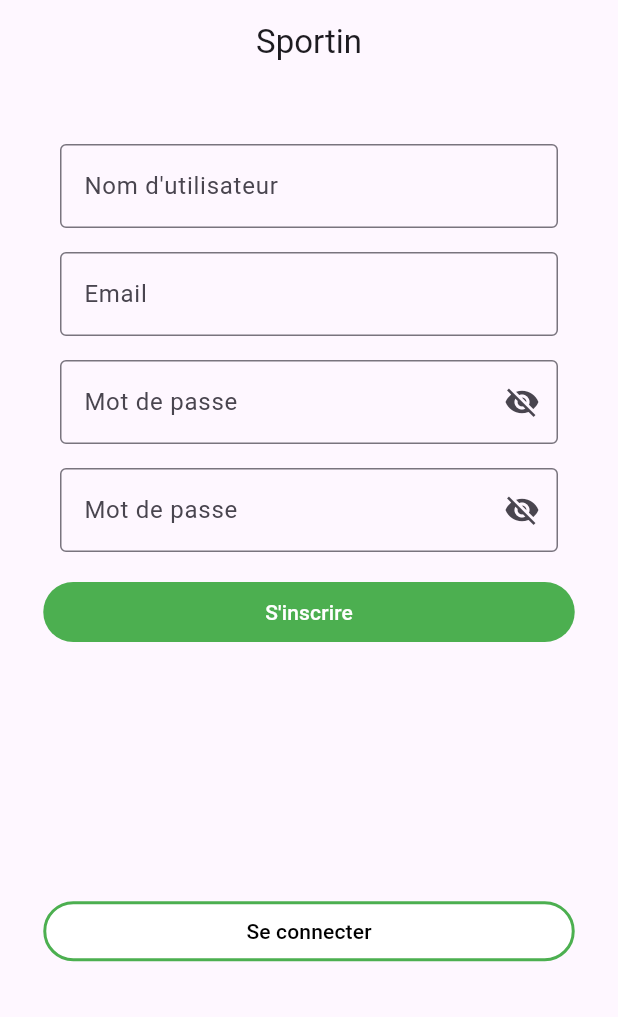
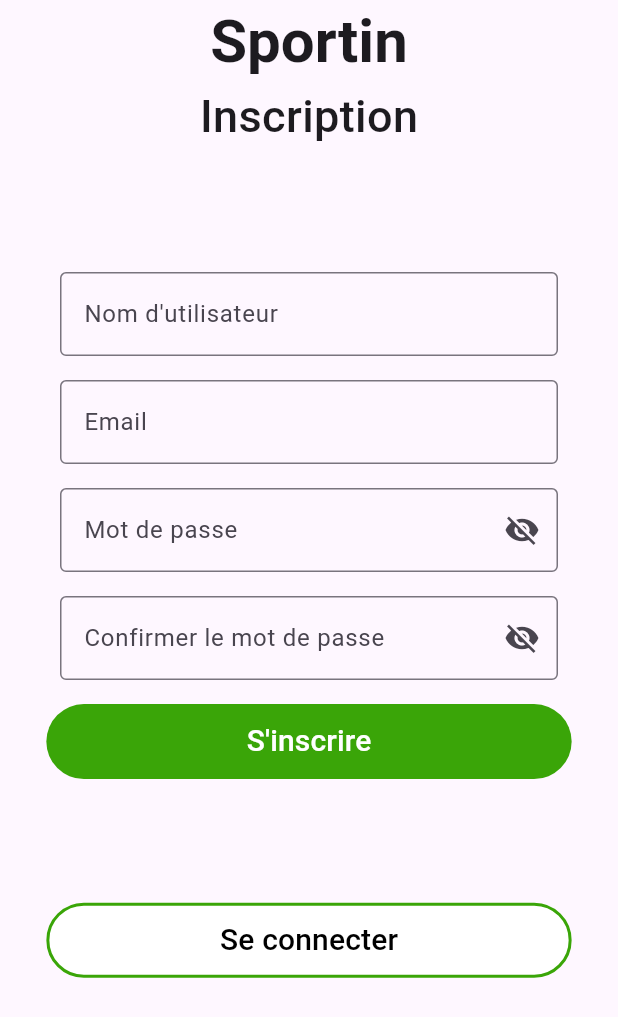
Before and after one commit to remybms/sportin-app, a Flutter app: the Signin screen opened directly, on a phone screen of 412 x 824 dp. Shown: the top 1017 px of the screen. Run offline on Flutter 3.47's test engine with Material 3 defaults, Android fonts, the phone set to English and light mode, and no system bars.

Commit message:
:art: | edit front to make it look more like wireframes

```diff
--- a/lib/signin/signin_page.dart
+++ b/lib/signin/signin_page.dart
@@ -5,30 +5,40 @@ class Signin extends StatelessWidget {
   Widget build(BuildContext context) {
     return Scaffold(
         appBar: AppBar(
-          title: Text("Sportin"),
+          title: Text("Sportin",
+                style: TextStyle(
+                    fontSize: 40,
+                    fontWeight: FontWeight.bold,
+                  )),
           centerTitle: true,
           automaticallyImplyLeading: false,
         ),
         body: SingleChildScrollView(
             child: Column(
-          spacing: MediaQuery.of(context).size.height * 0.2,
+          spacing: MediaQuery.of(context).size.height * 0.1,
           children: [
+            Text("Inscription",
+                style: TextStyle(
+                    fontSize: 30,
+                    fontWeight: FontWeight.w500,
+                  )
+                ),
             SigninForm(),
             ElevatedButton(
               style: ElevatedButton.styleFrom(
                   minimumSize:
-                      Size(MediaQuery.of(context).size.width * 0.86, 40),
+                      Size(MediaQuery.of(context).size.width * 0.85, 50),
                   foregroundColor: Colors.black,
                   backgroundColor: Colors.white,
                   shadowColor: Colors.transparent,
-                  overlayColor: Colors.green,
+                  overlayColor: Color.fromARGB(255, 58, 165, 8),
                   shape: RoundedRectangleBorder(
-                      borderRadius: BorderRadius.circular(20),
-                      side: BorderSide(width: 2, color: Colors.green))),
+                      borderRadius: BorderRadius.circular(30),
+                      side: BorderSide(width: 2, color: Color.fromARGB(255, 58, 165, 8)))),
               onPressed: () {
                 Navigator.pushReplacementNamed(context, '/login');
               },
-              child: Text('Se connecter'),
+              child: Text('Se connecter', style: TextStyle(fontSize: 20)),
             ),
           ],
         )));
@@ -55,9 +65,9 @@ class _SigninFormState extends State<SigninForm> {
         child: Column(
           children: [
             Padding(
-              padding: EdgeInsets.fromLTRB(40, 40, 40, 0),
+              padding: EdgeInsets.fromLTRB(40, 0, 40, 0),
               child: TextFormField(
-                cursorColor: Colors.green,
+                cursorColor: Color.fromARGB(255, 58, 165, 8),
                 validator: (formUsername) {
                   if (formUsername == null || formUsername == "") {
                     return 'Please enter an username';
@@ -67,10 +77,10 @@ class _SigninFormState extends State<SigninForm> {
                 },
                 decoration: InputDecoration(
                   focusedBorder: OutlineInputBorder(
-                      borderSide: BorderSide(color: Colors.green)),
+                      borderSide: BorderSide(color: Color.fromARGB(255, 58, 165, 8))),
                   border: OutlineInputBorder(
                       borderSide: BorderSide(color: Colors.black)),
-                  floatingLabelStyle: TextStyle(color: Colors.green),
+                  floatingLabelStyle: TextStyle(color: Color.fromARGB(255, 58, 165, 8)),
                   labelText: "Nom d'utilisateur",
                 ),
               ),
@@ -78,7 +88,7 @@ class _SigninFormState extends State<SigninForm> {
             Padding(
               padding: EdgeInsets.symmetric(horizontal: 40, vertical: 16),
               child: TextFormField(
-                cursorColor: Colors.green,
+                cursorColor: Color.fromARGB(255, 58, 165, 8),
                 validator: (formEmail) {
                   if (formEmail == null || formEmail == "") {
                     return 'Please enter a valid email';
@@ -88,10 +98,10 @@ class _SigninFormState extends State<SigninForm> {
                 },
                 decoration: InputDecoration(
                   focusedBorder: OutlineInputBorder(
-                      borderSide: BorderSide(color: Colors.green)),
+                      borderSide: BorderSide(color: Color.fromARGB(255, 58, 165, 8))),
                   border: OutlineInputBorder(
                       borderSide: BorderSide(color: Colors.black)),
-                  floatingLabelStyle: TextStyle(color: Colors.green),
+                  floatingLabelStyle: TextStyle(color: Color.fromARGB(255, 58, 165, 8)),
                   labelText: "Email",
                 ),
               ),
@@ -99,7 +109,7 @@ class _SigninFormState extends State<SigninForm> {
             Padding(
               padding: EdgeInsets.symmetric(horizontal: 40),
               child: TextFormField(
-                cursorColor: Colors.green,
+                cursorColor: Color.fromARGB(255, 58, 165, 8),
                 obscureText: _passwordVisible,
                 validator: (formPassword) {
                   if (formPassword == null || formPassword == "") {
@@ -110,10 +120,10 @@ class _SigninFormState extends State<SigninForm> {
                 },
                 decoration: InputDecoration(
                   focusedBorder: OutlineInputBorder(
-                      borderSide: BorderSide(color: Colors.green)),
+                      borderSide: BorderSide(color: Color.fromARGB(255, 58, 165, 8))),
                   border: OutlineInputBorder(
                       borderSide: BorderSide(color: Colors.black)),
-                  floatingLabelStyle: TextStyle(color: Colors.green),
+                  floatingLabelStyle: TextStyle(color: Color.fromARGB(255, 58, 165, 8)),
                   labelText: "Mot de passe",
                   suffixIcon: IconButton(
                     icon: Icon(
@@ -133,7 +143,7 @@ class _SigninFormState extends State<SigninForm> {
             Padding(
               padding: EdgeInsets.symmetric(horizontal: 40, vertical: 16),
               child: TextFormField(
-                cursorColor: Colors.green,
+                cursorColor: Color.fromARGB(255, 58, 165, 8),
                 obscureText: _passwordVisible,
                 validator: (formConfirmPassword) {
                   if (formConfirmPassword == null ||
@@ -146,11 +156,11 @@ class _SigninFormState extends State<SigninForm> {
                 },
                 decoration: InputDecoration(
                   focusedBorder: OutlineInputBorder(
-                      borderSide: BorderSide(color: Colors.green)),
+                      borderSide: BorderSide(color: Color.fromARGB(255, 58, 165, 8))),
                   border: OutlineInputBorder(
                       borderSide: BorderSide(color: Colors.black)),
-                  floatingLabelStyle: TextStyle(color: Colors.green),
-                  labelText: "Mot de passe",
+                  floatingLabelStyle: TextStyle(color: Color.fromARGB(255, 58, 165, 8)),
+                  labelText: "Confirmer le mot de passe",
                   suffixIcon: IconButton(
                     icon: Icon(
                       _passwordVisible
@@ -169,18 +179,18 @@ class _SigninFormState extends State<SigninForm> {
             ElevatedButton(
               style: ElevatedButton.styleFrom(
                   minimumSize:
-                      Size(MediaQuery.of(context).size.width * 0.86, 40),
+                      Size(MediaQuery.of(context).size.width * 0.85, 50),
                   foregroundColor: Colors.white,
-                  backgroundColor: Colors.green,
+                  backgroundColor: Color.fromARGB(255, 58, 165, 8),
                   shadowColor: Colors.transparent,
                   shape: RoundedRectangleBorder(
-                      borderRadius: BorderRadius.circular(20))),
+                      borderRadius: BorderRadius.circular(30))),
               onPressed: () {
                 if (formKey.currentState!.validate()) {
                   Navigator.pushReplacementNamed(context, "/");
                 }
               },
-              child: Text("S'inscrire"),
+              child: Text("S'inscrire", style: TextStyle(fontSize: 20)),
             )
           ],
         ));
```
Also changed, not shown: lib/login/login_page.dart (+27 -18 lines).
